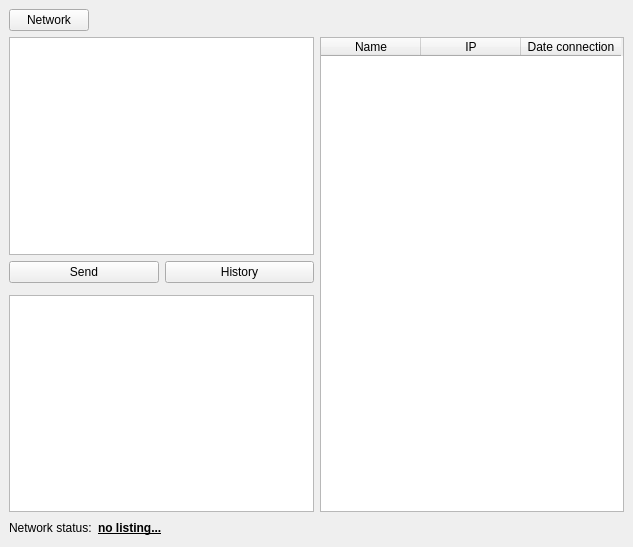
bk-ru/OneDayCode, file tcp_chat/server/server/mainwindow.ui: the form before one commit.
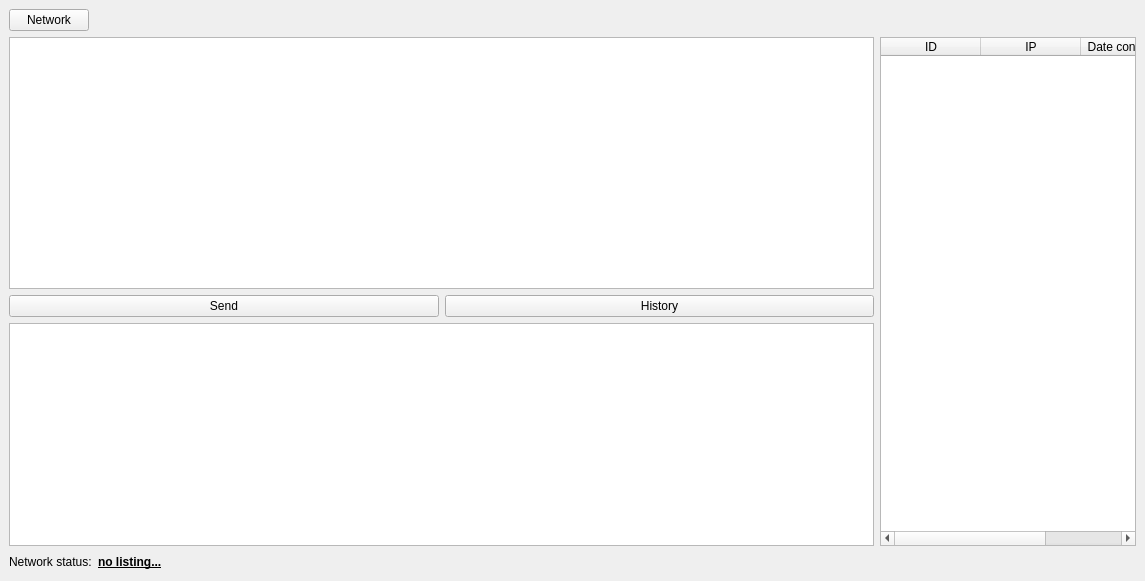
The form after the commit.

The edit to the form file:
```diff
--- a/tcp_chat/server/server/mainwindow.ui
+++ b/tcp_chat/server/server/mainwindow.ui
@@ -6,23 +6,22 @@
    <rect>
     <x>0</x>
     <y>0</y>
-    <width>633</width>
-    <height>547</height>
+    <width>1145</width>
+    <height>581</height>
    </rect>
   </property>
+  <property name="minimumSize">
+   <size>
+    <width>1145</width>
+    <height>581</height>
+   </size>
+  </property>
   <property name="windowTitle">
    <string>MainWindow</string>
   </property>
   <widget class="QWidget" name="centralwidget">
-   <layout class="QGridLayout" name="gridLayout">
-    <item row="1" column="0">
-     <widget class="QTextBrowser" name="textBrowser">
-      <property name="enabled">
-       <bool>true</bool>
-      </property>
-     </widget>
-    </item>
-    <item row="0" column="0">
+   <layout class="QVBoxLayout" name="verticalLayout_4">
+    <item>
      <layout class="QHBoxLayout" name="horizontalLayout_5">
       <item>
        <widget class="QPushButton" name="network">
@@ -46,7 +45,75 @@
       </item>
      </layout>
     </item>
-    <item row="5" column="0">
+    <item>
+     <layout class="QHBoxLayout" name="horizontalLayout_2">
+      <item>
+       <layout class="QVBoxLayout" name="verticalLayout">
+        <item>
+         <widget class="QTextBrowser" name="textBrowser">
+          <property name="enabled">
+           <bool>true</bool>
+          </property>
+         </widget>
+        </item>
+        <item>
+         <layout class="QVBoxLayout" name="verticalLayout_2">
+          <item>
+           <layout class="QHBoxLayout" name="horizontalLayout_7">
+            <item>
+             <widget class="QPushButton" name="send">
+              <property name="text">
+               <string>Send</string>
+              </property>
+             </widget>
+            </item>
+            <item>
+             <widget class="QPushButton" name="history">
+              <property name="text">
+               <string>History</string>
+              </property>
+             </widget>
+            </item>
+           </layout>
+          </item>
+          <item>
+           <widget class="QTextEdit" name="textEdit"/>
+          </item>
+         </layout>
+        </item>
+       </layout>
+      </item>
+      <item alignment="Qt::AlignRight">
+       <widget class="QTableWidget" name="ClientTable">
+        <property name="editTriggers">
+         <set>QAbstractItemView::NoEditTriggers</set>
+        </property>
+        <property name="selectionMode">
+         <enum>QAbstractItemView::SingleSelection</enum>
+        </property>
+        <property name="selectionBehavior">
+         <enum>QAbstractItemView::SelectRows</enum>
+        </property>
+        <column>
+         <property name="text">
+          <string>ID</string>
+         </property>
+        </column>
+        <column>
+         <property name="text">
+          <string>IP</string>
+         </property>
+        </column>
+        <column>
+         <property name="text">
+          <string>Date connection</string>
+         </property>
+        </column>
+       </widget>
+      </item>
+     </layout>
+    </item>
+    <item>
      <layout class="QHBoxLayout" name="horizontalLayout_6">
       <item>
        <widget class="QLabel" name="label_3">
@@ -84,46 +151,6 @@
       </item>
      </layout>
     </item>
-    <item row="2" column="0">
-     <layout class="QHBoxLayout" name="horizontalLayout_7">
-      <item>
-       <widget class="QPushButton" name="send">
-        <property name="text">
-         <string>Send</string>
-        </property>
-       </widget>
-      </item>
-      <item>
-       <widget class="QPushButton" name="history">
-        <property name="text">
-         <string>History</string>
-        </property>
-       </widget>
-      </item>
-     </layout>
-    </item>
-    <item row="4" column="0">
-     <widget class="QTextEdit" name="textEdit"/>
-    </item>
-    <item row="1" column="1" rowspan="4">
-     <widget class="QTableWidget" name="tableWidget">
-      <column>
-       <property name="text">
-        <string>Name</string>
-       </property>
-      </column>
-      <column>
-       <property name="text">
-        <string>IP</string>
-       </property>
-      </column>
-      <column>
-       <property name="text">
-        <string>Date connection</string>
-       </property>
-      </column>
-     </widget>
-    </item>
    </layout>
   </widget>
  </widget>
```
